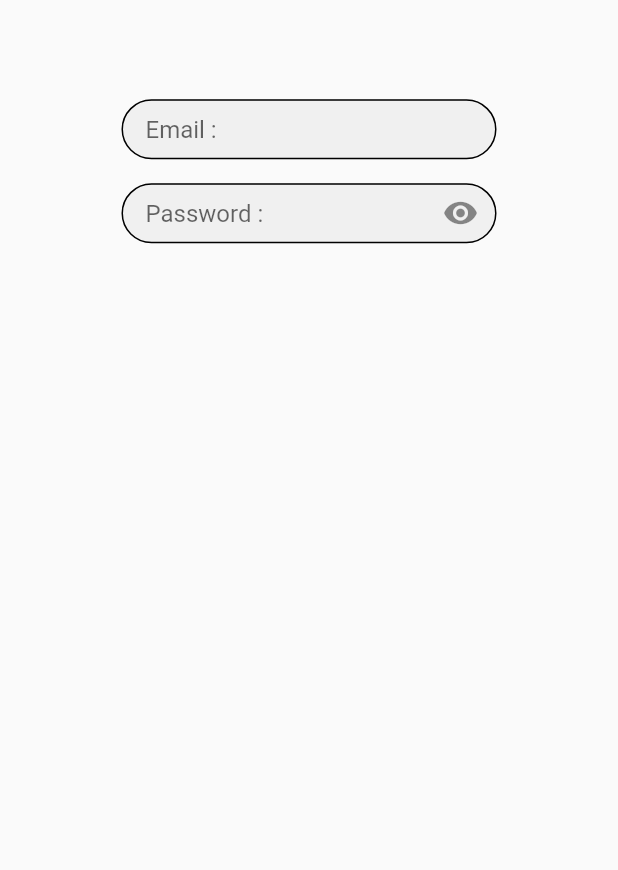
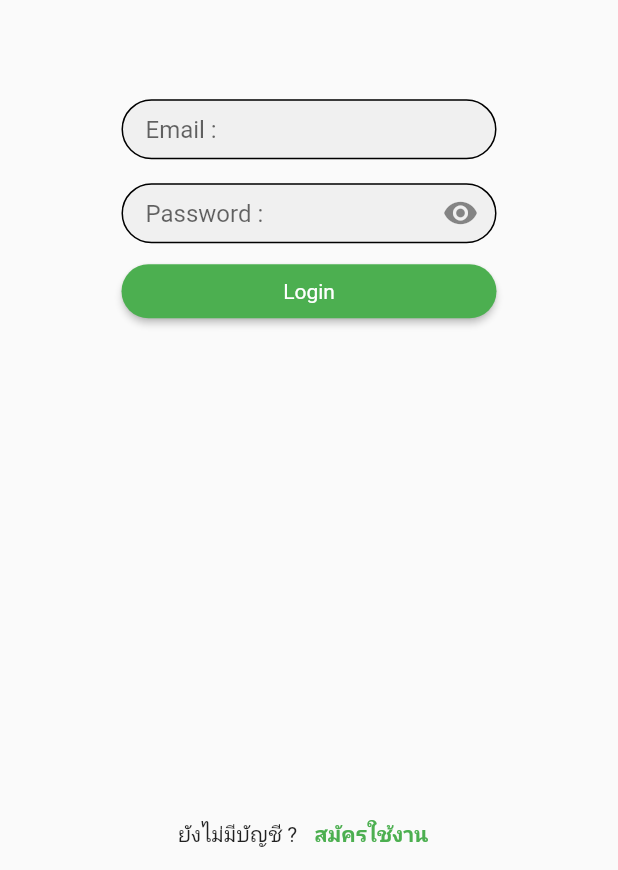
Before and after one commit to thummanoon/goodtech, a Flutter app: the screen it shows after launch, on a phone screen of 412 x 824 dp, the part 366-1236 px from its top. Run offline on Flutter 3.47's test engine with Material 2 defaults, Android fonts, the phone set to English and light mode, and no system bars; our stand-ins replace get.

Commit message:
update 12.00

```diff
--- a/lib/main.dart
+++ b/lib/main.dart
@@ -1,6 +1,8 @@
 import 'package:flutter/material.dart';
 import 'package:get/get.dart';
 import 'package:goodtech/states/authen.dart';
+import 'package:goodtech/states/create_account_technic.dart';
+import 'package:goodtech/states/create_account_user.dart';
 import 'package:goodtech/utility/app_constant.dart';
 
 var getPages = <GetPage<dynamic>>[
@@ -8,13 +10,13 @@ var getPages = <GetPage<dynamic>>[
     name: AppConstant.pageAuthen,
     page: () => const Authen(),
   ),
+  GetPage(name: AppConstant.pageAccountUser, page: () => const CreateAccountUser(),),
+  GetPage(name: AppConstant.pageAccountTeachnic, page: () => const CreateAccountTeachnic(),),
 ];
 
-
-void main(){
+void main() {
   runApp(const MyApp());
 }
-
 
 class MyApp extends StatelessWidget {
   const MyApp({Key? key}) : super(key: key);
@@ -24,6 +26,14 @@ class MyApp extends StatelessWidget {
     return GetMaterialApp(
       getPages: getPages,
       initialRoute: AppConstant.pageAuthen,
+      theme: ThemeData(
+        primarySwatch: Colors.green,
+        appBarTheme: AppBarTheme(
+          backgroundColor: AppConstant.bgColor,
+          foregroundColor: AppConstant.dark,
+          elevation: 0,
+        ),
+      ),
     );
   }
 }
--- a/lib/states/authen.dart
+++ b/lib/states/authen.dart
@@ -1,10 +1,14 @@
 import 'package:flutter/material.dart';
 import 'package:get/get.dart';
+import 'package:goodtech/states/choose_type.dart';
 import 'package:goodtech/utility/app_controller.dart';
+import 'package:goodtech/widgets/widget_buttom.dart';
 import 'package:goodtech/widgets/widget_form.dart';
 import 'package:goodtech/widgets/widget_icon_button.dart';
 import 'package:goodtech/widgets/widget_image.dart';
 import 'package:goodtech/widgets/widget_logo.dart';
+import 'package:goodtech/widgets/widget_text.dart';
+import 'package:goodtech/widgets/widget_text_button.dart';
 
 class Authen extends StatelessWidget {
   const Authen({Key? key}) : super(key: key);
@@ -16,12 +20,84 @@ class Authen extends StatelessWidget {
         return GetX(
             init: AppController(),
             builder: (AppController appController) {
-              return ListView(
+              return SafeArea(
+                child: Stack(
+                  children: [
+                    ListView(
                       children: [
                         WidgetLogo(
                           sizeLogo: boxConstraints.maxWidth * 0.35,
                         ),
+                        formEmail(),
+                        formPassword(appController),
+                        buttonLogin()
+                      ],
+                    ),
+                    buttonCreateAccount()
+                  ],
+                ),
+              );
+            });
+      }),
+    );
+  }
+
+  Column buttonCreateAccount() {
+    return Column(
+      mainAxisAlignment: MainAxisAlignment.end,
+      children: [
         Row(
+          mainAxisAlignment: MainAxisAlignment.center,
+          children: [
+            const WidgetText(text: 'ยังไม่มีบัญชี ? '),
+            WidgetTextButton(
+              label: 'สมัครใช้งาน',
+              pressFunc: () {
+                Get.to(const ChooseType());
+              },
+            )
+          ],
+        ),
+      ],
+    );
+  }
+
+  Row buttonLogin() {
+    return Row(
+      mainAxisAlignment: MainAxisAlignment.center,
+      children: [
+        WidgetButtom(
+          width: 250,
+          label: 'Login',
+          pressFunc: () {},
+        ),
+      ],
+    );
+  }
+
+  Row formPassword(AppController appController) {
+    return Row(
+      mainAxisAlignment: MainAxisAlignment.center,
+      children: [
+        WidgetForm(
+          obscecu: appController.redEye.value,
+          hint: 'Password :',
+          changeFunc: (p0) {},
+          suffixWidget: WidgetIconButton(
+            iconData: appController.redEye.value
+                ? Icons.remove_red_eye
+                : Icons.remove_red_eye_outlined,
+            pressFunc: () {
+              appController.redEye.value = !appController.redEye.value;
+            },
+          ),
+        ),
+      ],
+    );
+  }
+
+  Row formEmail() {
+    return Row(
       mainAxisAlignment: MainAxisAlignment.center,
       children: [
         WidgetForm(
@@ -29,28 +105,6 @@ class Authen extends StatelessWidget {
           changeFunc: (p0) {},
         ),
       ],
-                  ),
-                  Row(
-                    mainAxisAlignment: MainAxisAlignment.center,
-                    children: [
-                      WidgetForm(
-                        obscecu: appController.redEye.value,
-                        hint: 'Password :',
-                        changeFunc: (p0) {},
-                        suffixWidget: WidgetIconButton(
-                          iconData: appController.redEye.value ? Icons.remove_red_eye : Icons.remove_red_eye_outlined ,
-                          pressFunc: () {
-                            appController.redEye.value =
-                                !appController.redEye.value;
-                          },
-                        ),
-                      ),
-                    ],
-                  ),
-                ],
-              );
-            });
-      }),
     );
   }
 }
--- a/lib/utility/app_constant.dart
+++ b/lib/utility/app_constant.dart
@@ -1,3 +1,43 @@
+import 'package:flutter/material.dart';
+
 class AppConstant {
+  static var typeUser = <String>[
+    'user',
+    'technic',
+  ];
+  static var typeUserShows = <String>[
+    'สมาชิกทั่วไป',
+    'ช่างเทคนิค',
+  ];
+
   static String pageAuthen = '/authen';
+  static String pageAccountUser = '/accountUser';
+  static String pageAccountTeachnic = '/accountTeachnic';
+
+  static Color dark = Colors.black;
+  static Color bgColor = Colors.white;
+
+  TextStyle h1Style({Color? color}) {
+    return TextStyle(
+      fontSize: 36,
+      color: color ?? dark,
+      fontWeight: FontWeight.bold,
+    );
+  }
+
+  TextStyle h2Style({Color? color}) {
+    return TextStyle(
+      fontSize: 20,
+      color: color ?? dark,
+      fontWeight: FontWeight.w700,
+    );
+  }
+
+  TextStyle h3Style({Color? color, FontWeight? fontWeight}) {
+    return TextStyle(
+      fontSize: 14,
+      color: color ?? dark,
+      fontWeight: fontWeight ?? FontWeight.normal,
+    );
+  }
 }
--- a/lib/utility/app_controller.dart
+++ b/lib/utility/app_controller.dart
@@ -2,4 +2,5 @@ import 'package:get/get.dart';
 
 class AppController extends GetxController {
   RxBool redEye = true.obs;
+  RxInt indexTypeUser = 0.obs;
 }
--- a/lib/widgets/widget_buttom.dart
+++ b/lib/widgets/widget_buttom.dart
@@ -1,10 +1,34 @@
 import 'package:flutter/material.dart';
 
+import 'package:goodtech/utility/app_constant.dart';
+import 'package:goodtech/widgets/widget_text.dart';
+
 class WidgetButtom extends StatelessWidget {
-  const WidgetButtom({Key? key}) : super(key: key);
+  const WidgetButtom({
+    Key? key,
+    required this.label,
+    required this.pressFunc,
+    this.width,
+  }) : super(key: key);
+
+  final String label;
+  final Function() pressFunc;
+  final double? width;
 
   @override
   Widget build(BuildContext context) {
-    return Container();
+    return Container(
+      margin: const EdgeInsets.symmetric(vertical: 8),
+      width: width,
+      child: ElevatedButton(
+          style: ElevatedButton.styleFrom(
+            shape: RoundedRectangleBorder(borderRadius: BorderRadius.circular(30)),
+          ),
+          onPressed: pressFunc,
+          child: WidgetText(
+            text: label,
+            textStyle: AppConstant().h3Style(color: AppConstant.bgColor),
+          )),
+    );
   }
 }
--- a/lib/widgets/widget_text.dart
+++ b/lib/widgets/widget_text.dart
@@ -1,10 +1,17 @@
 import 'package:flutter/material.dart';
 
 class WidgetText extends StatelessWidget {
-  const WidgetText({Key? key}) : super(key: key);
+  const WidgetText({
+    Key? key,
+    required this.text,
+    this.textStyle,
+  }) : super(key: key);
+
+  final String text;
+  final TextStyle? textStyle;
 
   @override
   Widget build(BuildContext context) {
-    return Container();
+    return Text(text, style: textStyle,);
   }
 }
--- /dev/null
+++ b/lib/widgets/widget_text_button.dart
@@ -0,0 +1,27 @@
+import 'package:flutter/material.dart';
+import 'package:goodtech/utility/app_constant.dart';
+import 'package:goodtech/widgets/widget_text.dart';
+
+class WidgetTextButton extends StatelessWidget {
+  const WidgetTextButton({
+    Key? key,
+    required this.label,
+    required this.pressFunc,
+  }) : super(key: key);
+
+  final String label;
+  final Function() pressFunc;
+
+  @override
+  Widget build(BuildContext context) {
+    return TextButton(
+        onPressed: pressFunc,
+        child: WidgetText(
+          text: label,
+          textStyle: AppConstant().h3Style(
+            color: Theme.of(context).primaryColor,
+            fontWeight: FontWeight.bold,
+          ),
+        ));
+  }
+}
```
Also changed, not shown: lib/states/choose_type.dart (+68 -2 lines). Lines whose indentation alone changed are shown as unchanged.
